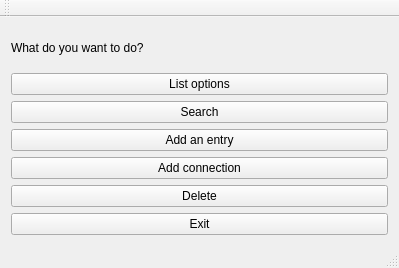
Before: the Qt Designer form VLNvika3/mainwindow.ui in Gylfian/VLN-vika-3, drawn with Qt 5.
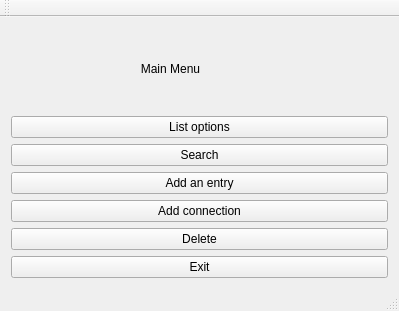
After: the same form once the commit is applied.

Commit message: mega minor menu fix

```diff
--- a/VLNvika3/mainwindow.ui
+++ b/VLNvika3/mainwindow.ui
@@ -7,7 +7,7 @@
     <x>0</x>
     <y>0</y>
     <width>399</width>
-    <height>268</height>
+    <height>311</height>
    </rect>
   </property>
   <property name="windowTitle">
@@ -20,7 +20,7 @@
       <item>
        <widget class="QLabel" name="label">
         <property name="text">
-         <string>What do you want to do?</string>
+         <string>                                       Main Menu</string>
         </property>
        </widget>
       </item>
```
Left out of the diff: 2 changed lines with no effect on the pictures.
